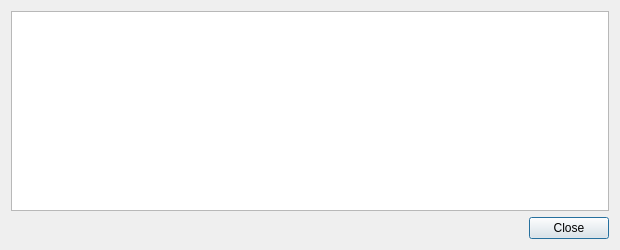
First picture: the form in src/qt/forms/transactiondescdialog.ui, repository Sandokaaan/Earthcoin, before the edit.
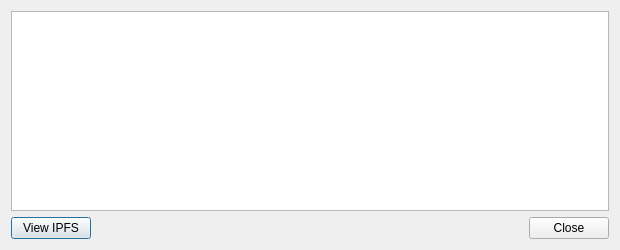
Second picture: the form after the edit.

Commit message: IPFX open in web browser, send a multisig transaction

Patch:
```diff
--- a/src/qt/forms/transactiondescdialog.ui
+++ b/src/qt/forms/transactiondescdialog.ui
@@ -25,6 +25,31 @@
     </widget>
    </item>
    <item>
+    <layout class="QGridLayout" name="gridLayout">
+     <item row="2" column="0">
+      <widget class="QPushButton" name="openIPFSButton">
+       <property name="toolTip">
+        <string>Open IPFS attachment in web browser</string>
+       </property>
+       <property name="text">
+        <string>View IPFS</string>
+       </property>
+      </widget>
+     </item>
+     <item row="2" column="1">
+      <spacer name="horizontalSpacer">
+       <property name="orientation">
+        <enum>Qt::Horizontal</enum>
+       </property>
+       <property name="sizeHint" stdset="0">
+        <size>
+         <width>40</width>
+         <height>20</height>
+        </size>
+       </property>
+      </spacer>
+     </item>
+     <item row="2" column="2">
     <widget class="QDialogButtonBox" name="buttonBox">
      <property name="orientation">
       <enum>Qt::Horizontal</enum>
@@ -33,6 +58,8 @@
       <set>QDialogButtonBox::Close</set>
      </property>
     </widget>
+     </item>
+    </layout>
    </item>
   </layout>
  </widget>
```
Lines whose indentation alone changed are shown as unchanged. The commit also changes 11 other files.
